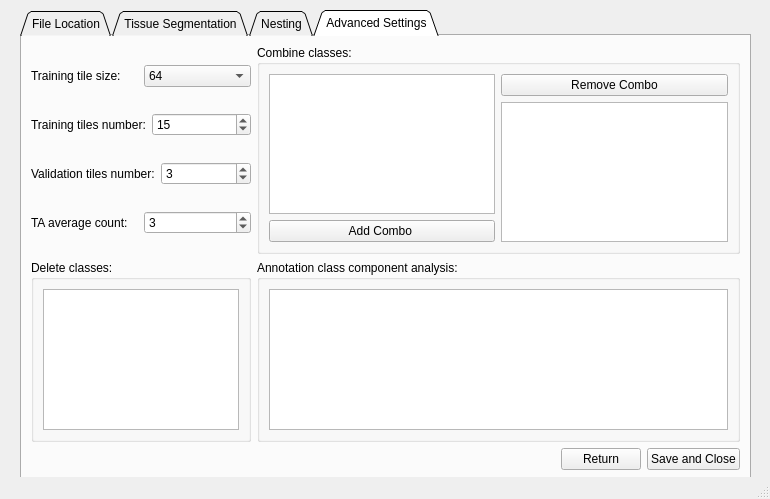
Old version of the form CODA.ui in the repository Kiemen-Lab/CODAvision.
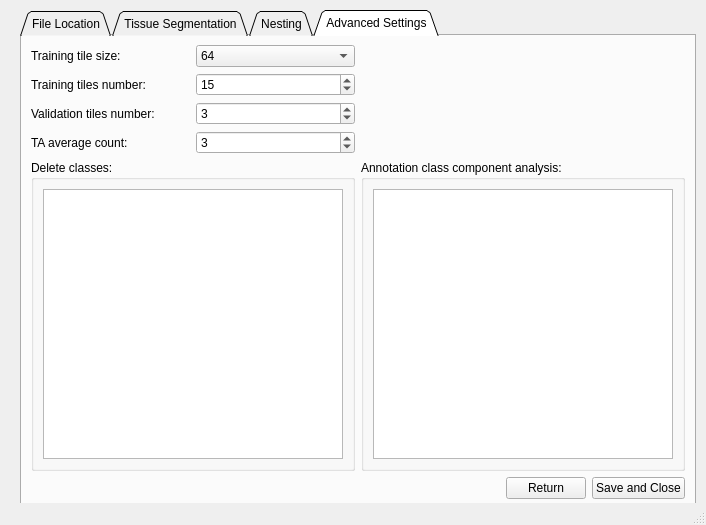
New version of the form. The open tabs and pages were chosen to show the change.

Commit message: updating the CODAGUI_fend.py so that the code works now with the combine_PB directly on the tissue segmentation tab

Diff of the .ui file:
```diff
--- a/CODA.ui
+++ b/CODA.ui
@@ -6,8 +6,8 @@
    <rect>
     <x>0</x>
     <y>0</y>
-    <width>770</width>
-    <height>499</height>
+    <width>706</width>
+    <height>525</height>
    </rect>
   </property>
   <property name="windowTitle">
@@ -19,8 +19,8 @@
      <rect>
       <x>20</x>
       <y>10</y>
-      <width>731</width>
-      <height>471</height>
+      <width>676</width>
+      <height>500</height>
      </rect>
     </property>
     <property name="whatsThis">
@@ -480,7 +480,7 @@
           <item>
            <widget class="QComboBox" name="tts_CB">
             <property name="currentText">
-             <string>1024</string>
+             <string>64</string>
             </property>
             <item>
              <property name="text">
@@ -593,58 +593,6 @@
         </item>
        </layout>
       </item>
-      <item row="0" column="1">
-       <widget class="QGroupBox" name="groupBox_4">
-        <property name="title">
-         <string>Combine classes:</string>
-        </property>
-        <layout class="QGridLayout" name="gridLayout_6">
-         <item row="0" column="0">
-          <layout class="QHBoxLayout" name="horizontalLayout_16">
-           <item>
-            <layout class="QVBoxLayout" name="verticalLayout_6">
-             <item>
-              <widget class="QTableWidget" name="Combine_TW_1">
-               <property name="alternatingRowColors">
-                <bool>true</bool>
-               </property>
-              </widget>
-             </item>
-             <item>
-              <widget class="QPushButton" name="addcombo_PB">
-               <property name="text">
-                <string>Add Combo </string>
-               </property>
-              </widget>
-             </item>
-            </layout>
-           </item>
-           <item>
-            <layout class="QVBoxLayout" name="verticalLayout_7">
-             <item>
-              <widget class="QPushButton" name="removecombo_PB">
-               <property name="text">
-                <string>Remove Combo</string>
-               </property>
-              </widget>
-             </item>
-             <item>
-              <widget class="QTableWidget" name="Combine_TW_2">
-               <property name="enabled">
-                <bool>true</bool>
-               </property>
-               <property name="alternatingRowColors">
-                <bool>true</bool>
-               </property>
-              </widget>
-             </item>
-            </layout>
-           </item>
-          </layout>
-         </item>
-        </layout>
-       </widget>
-      </item>
       <item row="1" column="1">
        <widget class="QGroupBox" name="groupBox_3">
         <property name="title">
```
Left out of the diff: 132 changed lines with no effect on the pictures. The commit also changes 5 other files.
